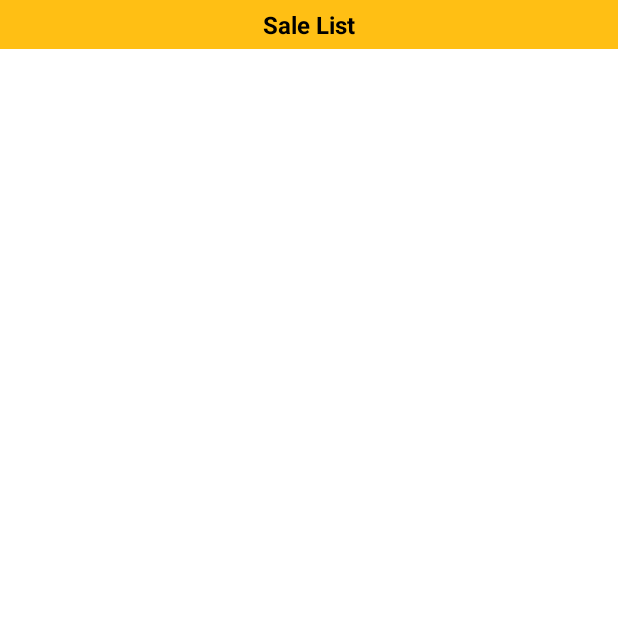
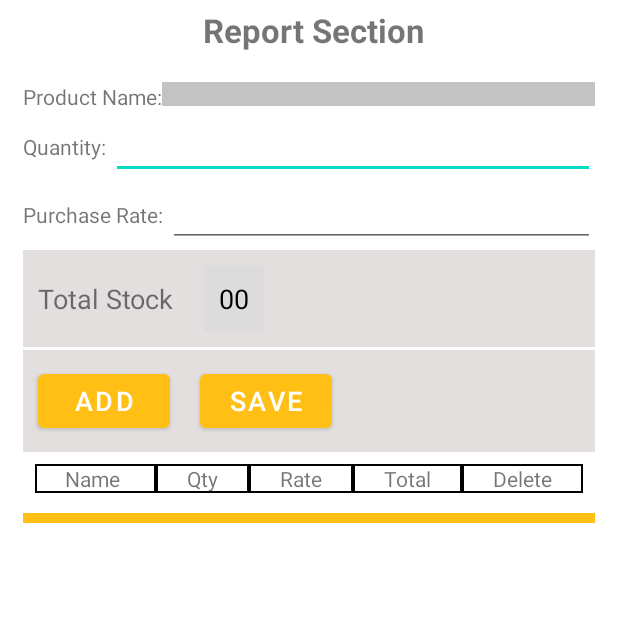
Before and after one commit to asadhayatt/SoftproBeta, an Android app: the ReportActivity screen opened directly, with no data from a screen before it, on a phone screen of 412 x 824 dp, the top half of it. Run offline under Robolectric (Android 15) with nearby library versions, the phone set to English and light mode, and no system bars; Roboto replaces fonts that are not available here.

Commit message:
10-05-2022 Project update

```diff
--- a/app/src/main/AndroidManifest.xml
+++ b/app/src/main/AndroidManifest.xml
@@ -37,7 +37,7 @@
             android:name=".ADDpurchase"
             android:exported="false" />
         <activity
-            android:name=".SalelistActivity"
+            android:name=".ReportActivity"
             android:exported="false" />
         <activity
             android:name=".PurchaselistActivity"
--- a/app/src/main/java/com/hayat/stockprobeta/Dashboard2.java
+++ b/app/src/main/java/com/hayat/stockprobeta/Dashboard2.java
@@ -7,24 +7,17 @@ import android.annotation.SuppressLint;
 import android.app.DatePickerDialog;
 import android.content.DialogInterface;
 import android.content.Intent;
-import android.database.sqlite.SQLiteDatabase;
 import android.os.Bundle;
-import android.text.Editable;
 import android.text.TextUtils;
-import android.text.TextWatcher;
 import android.view.View;
 import android.widget.Button;
 import android.widget.DatePicker;
 import android.widget.EditText;
 import android.widget.ImageButton;
-import android.widget.LinearLayout;
 import android.widget.TextView;
 import android.widget.Toast;
 
-import java.text.SimpleDateFormat;
 import java.util.Calendar;
-import java.util.Locale;
-import java.util.SimpleTimeZone;
 
 public class Dashboard2 extends AppCompatActivity implements DatePickerDialog.OnDateSetListener {
 
@@ -171,7 +164,7 @@ public class Dashboard2 extends AppCompatActivity implements DatePickerDialog.On
         reportlist.setOnClickListener(new View.OnClickListener() {
             @Override
             public void onClick(View v) {
-                startActivity(new Intent(getApplicationContext(),SalelistActivity.class));
+                startActivity(new Intent(getApplicationContext(), ReportActivity.class));
             }
         });
         loadExpense();
--- a/app/src/main/java/com/hayat/stockprobeta/SalelistActivity.java
+++ b/app/src/main/java/com/hayat/stockprobeta/ReportActivity.java
@@ -4,11 +4,11 @@ import androidx.appcompat.app.AppCompatActivity;
 
 import android.os.Bundle;
 
-public class SalelistActivity extends AppCompatActivity {
+public class ReportActivity extends AppCompatActivity {
 
     @Override
     protected void onCreate(Bundle savedInstanceState) {
         super.onCreate(savedInstanceState);
-        setContentView(R.layout.activity_salelist);
+        setContentView(R.layout.activity_report);
     }
 }
--- /dev/null
+++ b/app/src/main/res/layout/activity_report.xml
@@ -0,0 +1,254 @@
+<?xml version="1.0" encoding="utf-8"?>
+<androidx.appcompat.widget.LinearLayoutCompat
+    xmlns:android="http://schemas.android.com/apk/res/android"
+    android:layout_width="match_parent"
+    android:layout_height="match_parent"
+    android:background="#DFDDDD"
+    xmlns:app="http://schemas.android.com/apk/res-auto">
+
+    <RelativeLayout
+        android:layout_width="match_parent"
+        android:layout_height="match_parent"
+        android:background="@color/white">
+
+        <ScrollView
+            android:layout_width="match_parent"
+            android:layout_height="match_parent">
+
+
+
+            <LinearLayout
+                android:layout_width="match_parent"
+                android:layout_height="730dp"
+                android:layout_margin="5dp"
+                android:orientation="vertical">
+
+                <LinearLayout
+                    android:layout_width="match_parent"
+                    android:layout_height="wrap_content"
+                    android:orientation="horizontal">
+
+                    <TextView
+                        android:id="@+id/headpan"
+                        android:layout_width="match_parent"
+                        android:layout_height="wrap_content"
+                        android:text=" Report Section"
+                        android:textAlignment="center"
+                        android:textSize="22dp"
+                        android:textStyle="bold" />
+
+                </LinearLayout>
+
+                <LinearLayout
+                    android:layout_width="match_parent"
+                    android:layout_height="fill_parent"
+                    android:layout_marginTop="10dp"
+                    android:orientation="vertical"
+                    android:padding="10dp">
+
+                    <LinearLayout
+                        android:layout_width="match_parent"
+                        android:layout_height="match_parent"
+                        android:orientation="horizontal">
+
+                        <TextView
+
+                            android:layout_width="wrap_content"
+                            android:layout_height="wrap_content"
+                            android:text="Product Name:"
+                            android:textSize="14dp" />
+
+                        <Spinner
+                            android:id="@+id/nameET"
+                            android:layout_width="match_parent"
+                            android:layout_height="wrap_content"
+                            android:background="#C3C3C3"
+                            android:padding="8dp" />
+
+
+                    </LinearLayout>
+
+                    <LinearLayout
+                        android:layout_width="match_parent"
+                        android:layout_height="wrap_content"
+                        android:orientation="horizontal">
+
+                        <TextView
+                            android:layout_width="wrap_content"
+                            android:layout_height="wrap_content"
+                            android:text="Quantity: "
+                            android:textSize="14dp" />
+
+                        <EditText
+                            android:id="@+id/quantityET"
+                            android:layout_width="match_parent"
+                            android:layout_height="wrap_content"
+                            android:inputType="number" />
+
+                    </LinearLayout>
+
+                    <LinearLayout
+                        android:layout_width="match_parent"
+                        android:layout_height="match_parent"
+                        android:orientation="horizontal">
+
+                        <TextView
+                            android:layout_width="wrap_content"
+                            android:layout_height="wrap_content"
+                            android:text="Purchase Rate: "
+                            android:textSize="14dp" />
+
+                        <EditText
+                            android:id="@+id/prateET"
+                            android:layout_width="match_parent"
+                            android:layout_height="wrap_content"
+                            android:inputType="number" />
+
+                    </LinearLayout>
+
+                    <LinearLayout
+                        android:layout_width="match_parent"
+                        android:layout_height="match_parent"
+                        android:layout_marginTop="2dp"
+                        android:background="#E3DFDF"
+                        android:orientation="horizontal">
+
+                        <TextView
+                            android:layout_width="wrap_content"
+                            android:layout_height="wrap_content"
+                            android:layout_margin="10dp"
+                            android:text="Total Stock"
+                            android:textSize="18sp" />
+
+                        <TextView
+                            android:id="@+id/totalStock"
+                            android:layout_width="wrap_content"
+                            android:layout_height="wrap_content"
+                            android:layout_margin="10dp"
+                            android:layout_marginRight="10dp"
+                            android:background="#DDDCDC"
+                            android:padding="10dp"
+                            android:text="00"
+                            android:textColor="@color/black"
+                            android:textSize="18sp" />
+
+                    </LinearLayout>
+
+                    <LinearLayout
+                        android:layout_width="match_parent"
+                        android:layout_height="match_parent"
+                        android:layout_gravity="center_horizontal"
+                        android:layout_marginTop="2dp"
+                        android:background="#E3DFDF"
+                        android:orientation="horizontal">
+
+                        <Button
+                            android:id="@+id/add"
+                            android:layout_width="wrap_content"
+                            android:layout_height="wrap_content"
+                            android:layout_margin="10dp"
+                            android:text="ADD"
+                            android:textSize="18sp" />
+
+                        <Button
+                            android:id="@+id/save"
+                            android:layout_width="wrap_content"
+                            android:layout_height="wrap_content"
+                            android:layout_margin="10dp"
+                            android:text="SAVE"
+                            android:textSize="18sp" />
+
+
+                    </LinearLayout>
+
+                    <LinearLayout
+                        android:layout_width="match_parent"
+                        android:layout_height="match_parent"
+                        android:layout_margin="8dp"
+                        android:orientation="horizontal">
+
+                        <TextView
+
+                            android:layout_width="wrap_content"
+                            android:layout_height="wrap_content"
+                            android:layout_weight="1"
+                            android:background="@drawable/backgroudn_stroke"
+                            android:gravity="center"
+                            android:text="Name " />
+
+                        <TextView
+
+                            android:layout_width="wrap_content"
+                            android:layout_height="wrap_content"
+                            android:layout_weight="1"
+                            android:background="@drawable/backgroudn_stroke"
+                            android:gravity="center"
+                            android:text="Qty" />
+
+                        <TextView
+
+                            android:layout_width="wrap_content"
+                            android:layout_height="wrap_content"
+                            android:layout_weight="1"
+                            android:background="@drawable/backgroudn_stroke"
+                            android:gravity="center"
+                            android:text="Rate" />
+
+                        <TextView
+
+                            android:layout_width="wrap_content"
+                            android:layout_height="wrap_content"
+                            android:layout_weight="1"
+                            android:background="@drawable/backgroudn_stroke"
+                            android:gravity="center"
+                            android:text="Total" />
+
+                        <TextView
+                            android:id="@+id/textView6"
+                            android:layout_width="wrap_content"
+                            android:layout_height="wrap_content"
+                            android:layout_weight="1"
+                            android:background="@drawable/backgroudn_stroke"
+                            android:gravity="center"
+                            android:text="Delete" />
+                    </LinearLayout>
+
+                    <LinearLayout
+                        android:layout_width="match_parent"
+                        android:layout_height="match_parent"
+                        android:layout_marginTop="5dp"
+                        android:background="@drawable/backgroudn_stroke"
+                        android:orientation="vertical">
+
+                        <ScrollView
+                            android:layout_width="match_parent"
+                            android:layout_height="fill_parent"
+                            android:background="@color/colorPrimary"
+                            android:scrollbarSize="40dp">
+
+                            <LinearLayout
+                                android:id="@+id/containerlay"
+                                android:layout_width="match_parent"
+                                android:layout_height="match_parent"
+                                android:layout_margin="3dp"
+                                android:background="#EFE9E9"
+                                android:orientation="vertical">
+
+
+                            </LinearLayout>
+                        </ScrollView>
+
+                    </LinearLayout>
+
+                </LinearLayout>
+            </LinearLayout>
+
+
+
+
+
+        </ScrollView>
+
+    </RelativeLayout>
+
+</androidx.appcompat.widget.LinearLayoutCompat>
--- a/app/src/main/res/layout/activity_salelist.xml
+++ /dev/null
@@ -1,52 +0,0 @@
-<?xml version="1.0" encoding="utf-8"?>
-<androidx.appcompat.widget.LinearLayoutCompat xmlns:android="http://schemas.android.com/apk/res/android"
-    xmlns:app="http://schemas.android.com/apk/res-auto"
-    xmlns:tools="http://schemas.android.com/tools"
-    android:layout_width="match_parent"
-    android:layout_height="match_parent"
-    tools:context=".ProductlistActivity">
-    <LinearLayout
-        android:layout_width="match_parent"
-        android:layout_height="match_parent">
-        <RelativeLayout
-            android:layout_width="match_parent"
-            android:layout_height="match_parent">
-            <LinearLayout
-                android:layout_width="match_parent"
-                android:layout_height="wrap_content"
-                android:id="@+id/top">
-                <TextView
-                    android:layout_width="match_parent"
-                    android:layout_height="wrap_content"
-                    android:text="Sale List"
-                    android:textAlignment="center"
-                    android:textColor="@color/colorBlackText"
-                    android:background="@color/colorPrimary"
-                    android:textSize="16dp"
-                    android:textStyle="bold"
-                    android:padding="5dp"
-                    />
-            </LinearLayout>
-
-
-            <ScrollView
-                android:id="@+id/container"
-                android:layout_below="@id/top"
-                android:layout_width="match_parent"
-                android:layout_height="fill_parent">
-
-                <LinearLayout
-                    android:id="@+id/containerlay"
-                    android:layout_width="match_parent"
-                    android:layout_height="wrap_content"
-                    android:orientation="vertical" >
-
-                </LinearLayout>
-
-
-            </ScrollView>
-
-        </RelativeLayout>
-    </LinearLayout>
-
-</androidx.appcompat.widget.LinearLayoutCompat>
--- a/app/src/main/res/layout/custom_reportlist.xml
+++ b/app/src/main/res/layout/custom_reportlist.xml
@@ -1,7 +1,54 @@
 <?xml version="1.0" encoding="utf-8"?>
 <LinearLayout xmlns:android="http://schemas.android.com/apk/res/android"
-    android:orientation="vertical"
+    android:orientation="horizontal"
     android:layout_width="match_parent"
-    android:layout_height="match_parent">
+    android:layout_height="match_parent"
+    >
+
+    <TextView
+        android:id="@+id/date"
+        android:layout_width="wrap_content"
+        android:layout_height="wrap_content"
+        android:background="@drawable/backgroudn_stroke"
+        android:layout_weight="1"
+        android:gravity="center"
+        android:textColor="@color/black"
+        android:text="TextView" />
+    <TextView
+        android:id="@+id/pID"
+        android:layout_width="wrap_content"
+        android:layout_height="wrap_content"
+        android:background="@drawable/backgroudn_stroke"
+        android:layout_weight="1"
+        android:gravity="center"
+        android:textColor="@color/black"
+        android:text="TextView" />
+    <TextView
+        android:id="@+id/Total"
+        android:layout_width="wrap_content"
+        android:layout_height="wrap_content"
+        android:background="@drawable/backgroudn_stroke"
+        android:layout_weight="1"
+        android:gravity="center"
+        android:textColor="@color/black"
+        android:text="TextView" />
+    <TextView
+        android:id="@+id/paidAmount"
+        android:layout_width="wrap_content"
+        android:layout_height="wrap_content"
+        android:background="@drawable/backgroudn_stroke"
+        android:layout_weight="1"
+        android:gravity="center"
+        android:textColor="@color/black"
+        android:text="TextView" />
+    <TextView
+        android:id="@+id/dueAmount"
+        android:layout_width="wrap_content"
+        android:layout_height="wrap_content"
+        android:background="@drawable/backgroudn_stroke"
+        android:layout_weight="1"
+        android:gravity="center"
+        android:textColor="@color/black"
+        android:text="TextView" />
 
 </LinearLayout>
```
